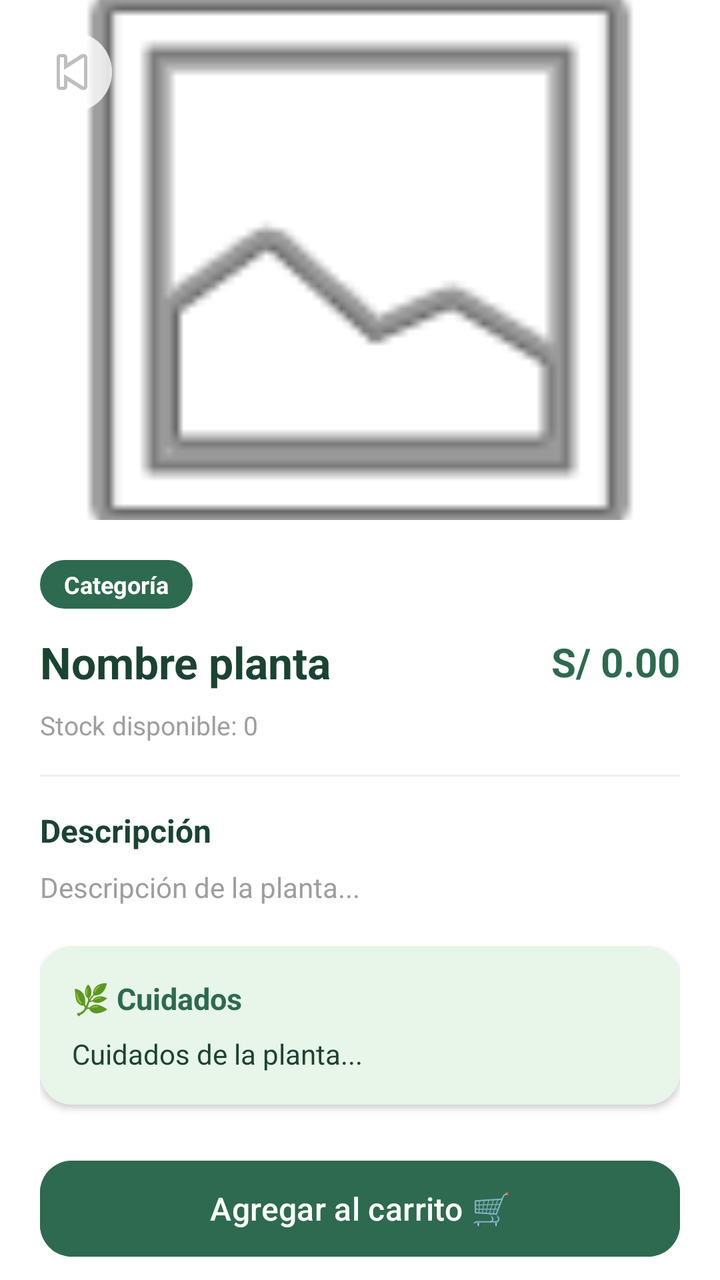
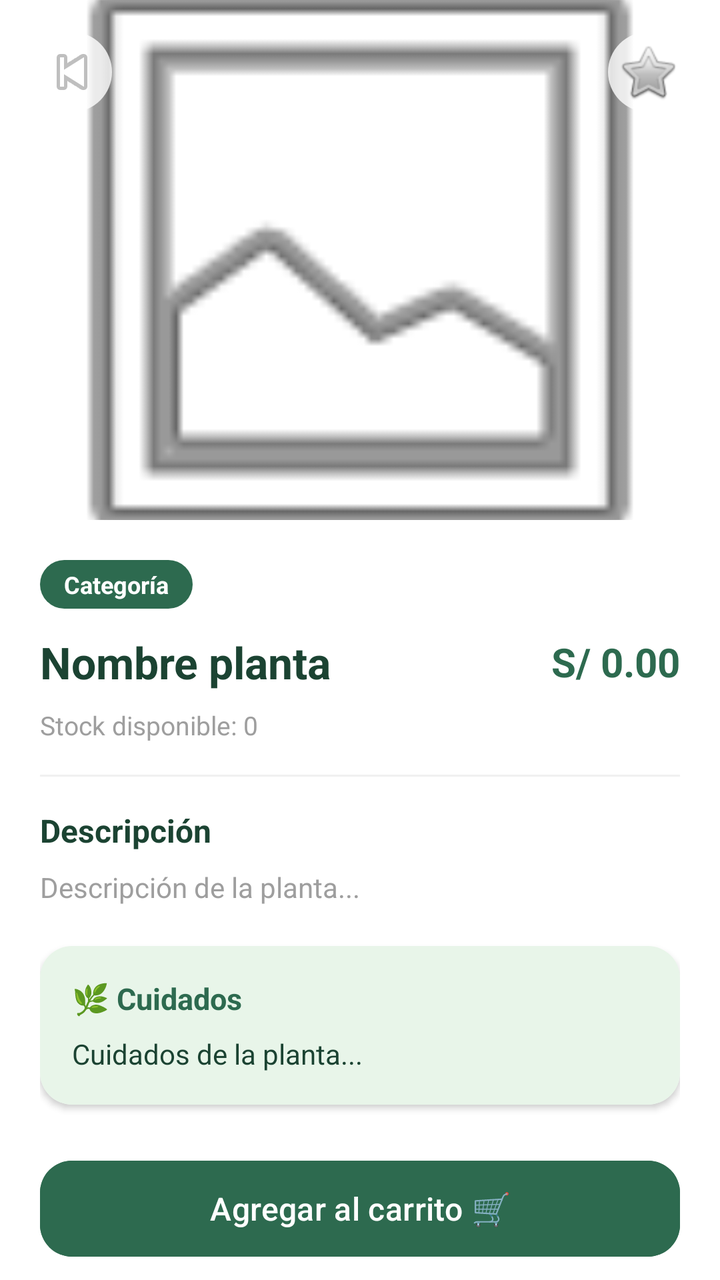

The first picture is an Android layout as it rendered before a commit; the second is the same layout after the commit. The layout source and the unified diff follow.
<!-- AndroidManifest.xml: application theme Theme.Plantifyapp -->
<!-- res/layout/activity_plant_detail.xml -->
<?xml version="1.0" encoding="utf-8"?>
<LinearLayout
    xmlns:android="http://schemas.android.com/apk/res/android"
    xmlns:app="http://schemas.android.com/apk/res-auto"
    android:layout_width="match_parent"
    android:layout_height="match_parent"
    android:orientation="vertical"
    android:background="@color/white">

    
    <FrameLayout
        android:layout_width="match_parent"
        android:layout_height="260dp">

        <ImageView
            android:id="@+id/ivPlantDetail"
            android:layout_width="match_parent"
            android:layout_height="match_parent"
            android:scaleType="centerCrop"
            android:src="@android:drawable/ic_menu_gallery"/>

        
        <ImageButton
            android:id="@+id/btnBack"
            android:layout_width="40dp"
            android:layout_height="40dp"
            android:layout_margin="16dp"
            android:background="@drawable/bg_btn_back"
            android:src="@android:drawable/ic_media_previous"
            android:padding="8dp"
            android:contentDescription="Volver"/>

        
        <ProgressBar
            android:id="@+id/progressBar"
            android:layout_width="wrap_content"
            android:layout_height="wrap_content"
            android:layout_gravity="center"
            android:indeterminateTint="@color/green_primary"
            android:visibility="gone"/>
    </FrameLayout>

    
    <androidx.core.widget.NestedScrollView
        android:layout_width="match_parent"
        android:layout_height="0dp"
        android:layout_weight="1">

        <LinearLayout
            android:layout_width="match_parent"
            android:layout_height="wrap_content"
            android:orientation="vertical"
            android:padding="20dp">

            
            <TextView
                android:id="@+id/tvCategoriaDetail"
                android:layout_width="wrap_content"
                android:layout_height="wrap_content"
                android:background="@drawable/bg_chip_selected"
                android:paddingHorizontal="12dp"
                android:paddingVertical="4dp"
                android:text="Categoría"
                android:textColor="@color/white"
                android:textSize="12sp"
                android:textStyle="bold"
                android:layout_marginBottom="12dp"/>

            
            <LinearLayout
                android:layout_width="match_parent"
                android:layout_height="wrap_content"
                android:orientation="horizontal"
                android:gravity="center_vertical"
                android:layout_marginBottom="8dp">

                <TextView
                    android:id="@+id/tvNombreDetail"
                    android:layout_width="0dp"
                    android:layout_height="wrap_content"
                    android:layout_weight="1"
                    android:text="Nombre planta"
                    android:textColor="@color/text_primary"
                    android:textSize="22sp"
                    android:textStyle="bold"/>

                <TextView
                    android:id="@+id/tvPrecioDetail"
                    android:layout_width="wrap_content"
                    android:layout_height="wrap_content"
                    android:text="S/ 0.00"
                    android:textColor="@color/green_primary"
                    android:textSize="20sp"
                    android:textStyle="bold"/>
            </LinearLayout>

            
            <TextView
                android:id="@+id/tvStockDetail"
                android:layout_width="wrap_content"
                android:layout_height="wrap_content"
                android:text="Stock disponible: 0"
                android:textColor="@color/gray_medium"
                android:textSize="13sp"
                android:layout_marginBottom="16dp"/>

            
            <View
                android:layout_width="match_parent"
                android:layout_height="1dp"
                android:background="#F0F0F0"
                android:layout_marginBottom="16dp"/>

            
            <TextView
                android:layout_width="wrap_content"
                android:layout_height="wrap_content"
                android:text="Descripción"
                android:textColor="@color/text_primary"
                android:textSize="16sp"
                android:textStyle="bold"
                android:layout_marginBottom="8dp"/>

            <TextView
                android:id="@+id/tvDescripcionDetail"
                android:layout_width="match_parent"
                android:layout_height="wrap_content"
                android:text="Descripción de la planta..."
                android:textColor="@color/gray_medium"
                android:textSize="14sp"
                android:lineSpacingExtra="4dp"
                android:layout_marginBottom="20dp"/>

            
            <androidx.cardview.widget.CardView
                android:layout_width="match_parent"
                android:layout_height="wrap_content"
                android:layout_marginBottom="24dp"
                app:cardCornerRadius="16dp"
                app:cardElevation="2dp">

                <LinearLayout
                    android:layout_width="match_parent"
                    android:layout_height="wrap_content"
                    android:background="#E8F5E9"
                    android:orientation="vertical"
                    android:padding="16dp">

                    <TextView
                        android:layout_width="wrap_content"
                        android:layout_height="wrap_content"
                        android:text="🌿 Cuidados"
                        android:textColor="@color/green_primary"
                        android:textSize="15sp"
                        android:textStyle="bold"
                        android:layout_marginBottom="8dp"/>

                    <TextView
                        android:id="@+id/tvCuidadosDetail"
                        android:layout_width="match_parent"
                        android:layout_height="wrap_content"
                        android:text="Cuidados de la planta..."
                        android:textColor="@color/text_primary"
                        android:textSize="14sp"
                        android:lineSpacingExtra="4dp"/>
                </LinearLayout>
            </androidx.cardview.widget.CardView>

            
            <Button
                android:id="@+id/btnAgregarCarrito"
                android:layout_width="match_parent"
                android:layout_height="56dp"
                android:text="Agregar al carrito 🛒"
                android:textAllCaps="false"
                android:textSize="16sp"
                android:textColor="@color/white"
                android:backgroundTint="@color/green_primary"
                app:cornerRadius="16dp"/>

        </LinearLayout>
    </androidx.core.widget.NestedScrollView>

</LinearLayout>
<!-- resources referenced by this layout -->
<resources>
  <color name="gray_medium">#9E9E9E</color>
  <color name="green_primary">#2D6A4F</color>
  <color name="text_primary">#1B4332</color>
  <color name="white">#FFFFFFFF</color>
  <!-- drawable bg_btn_back (drawable) -->
  <?xml version="1.0" encoding="utf-8"?>
  <shape xmlns:android="http://schemas.android.com/apk/res/android">
      <solid android:color="#CCFFFFFF"/>
      <corners android:radius="20dp"/>
  </shape>
  <!-- drawable bg_chip_selected (drawable) -->
  <?xml version="1.0" encoding="utf-8"?>
  <shape xmlns:android="http://schemas.android.com/apk/res/android">
      <solid android:color="@color/green_primary"/>
      <corners android:radius="20dp"/>
  </shape>
  <style name="Theme.Plantifyapp" parent="Base.Theme.Plantifyapp" />
  <style name="Base.Theme.Plantifyapp" parent="Theme.Material3.DayNight.NoActionBar">
          
          
      </style>
</resources>

<!-- the commit's change to res/layout/activity_plant_detail.xml (unified diff, before → after) -->
@@ -24,11 +24,24 @@
             android:id="@+id/btnBack"
             android:layout_width="40dp"
             android:layout_height="40dp"
+            android:layout_gravity="top|start"
             android:layout_margin="16dp"
             android:background="@drawable/bg_btn_back"
             android:src="@android:drawable/ic_media_previous"
             android:padding="8dp"
             android:contentDescription="Volver"/>
+
+        
+        <ImageButton
+            android:id="@+id/btnFavorito"
+            android:layout_width="40dp"
+            android:layout_height="40dp"
+            android:layout_gravity="top|end"
+            android:layout_margin="16dp"
+            android:background="@drawable/bg_btn_back"
+            android:src="@android:drawable/btn_star_big_off"
+            android:padding="8dp"
+            android:contentDescription="Favorito"/>
 
         
         <ProgressBar
